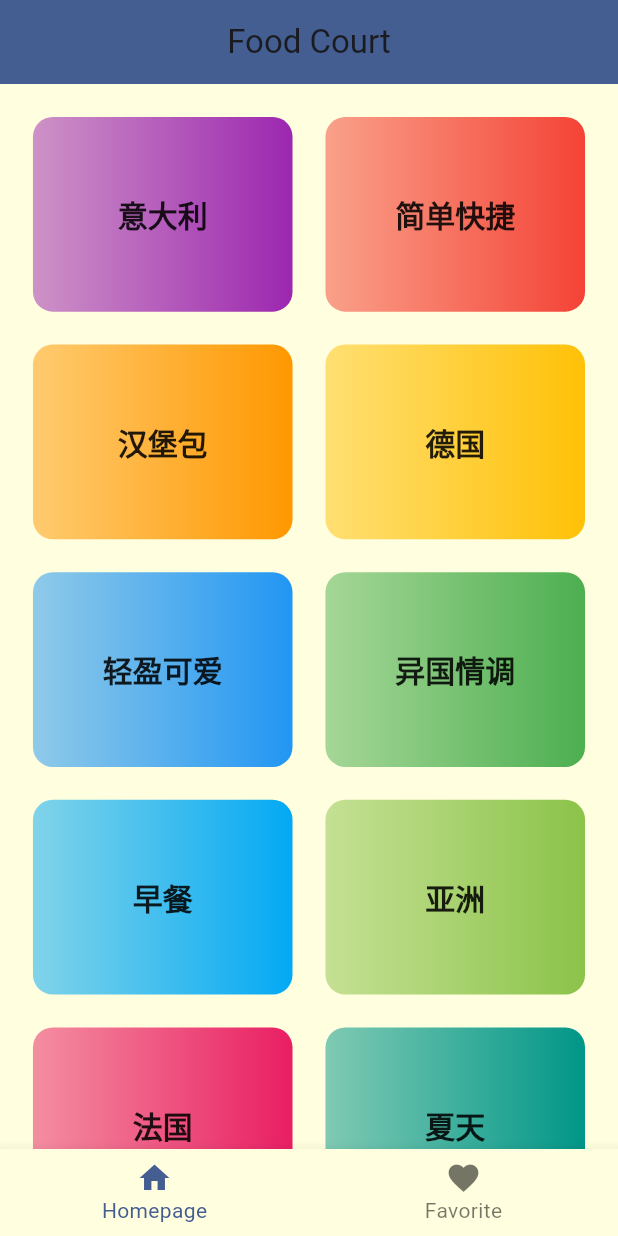
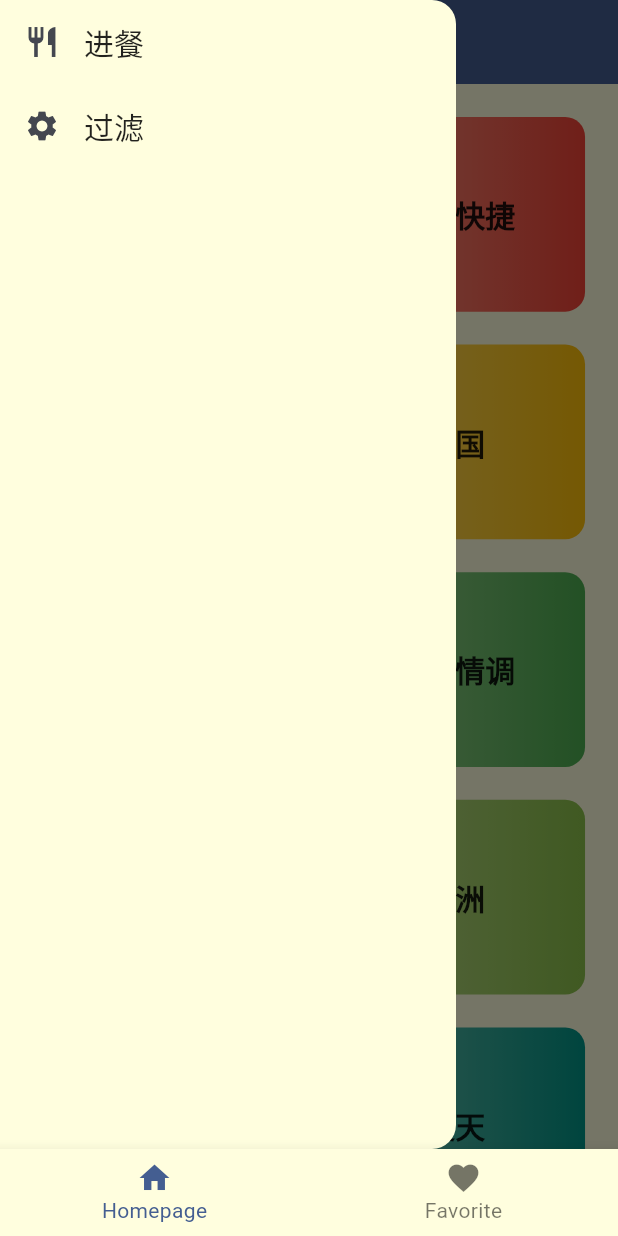
Before and after one commit to yuunik/food_court, a Flutter app: the screen it shows after launch, with the side drawer open (before the commit the screen has no drawer), on a phone screen of 412 x 824 dp. Run offline on Flutter 3.47's test engine with Material 3 defaults, Android fonts, the light colour scheme and no system bars; our stand-ins replace dio; network calls fail.

Commit message:
feat: Drawer 页渲染完成。

```diff
--- a/lib/ui/pages/home/home.dart
+++ b/lib/ui/pages/home/home.dart
@@ -1,6 +1,7 @@
 import 'package:flutter/material.dart';
 
 import 'package:food_court/ui/pages/home/home_content.dart';
+import 'package:food_court/ui/pages/home/home_drawer.dart';
 import 'package:food_court/ui/widgets/chorria_style_app.dart';
 
 class HomePage extends StatelessWidget {
@@ -13,6 +14,7 @@ class HomePage extends StatelessWidget {
   Widget build(BuildContext context) {
     return ChorriaStyleApp(
       title: "Food Court",
+      drawer: const HomeDrawer(),
       child: const HomeContent(),
     );
   }
--- /dev/null
+++ b/lib/ui/pages/home/home_drawer.dart
@@ -0,0 +1,63 @@
+import 'package:flutter/material.dart';
+import 'package:food_court/ui/shared/size_fit.dart';
+
+class HomeDrawer extends StatelessWidget {
+  const HomeDrawer({super.key});
+
+  @override
+  Widget build(BuildContext context) {
+    return Drawer(
+      backgroundColor: Theme.of(context).canvasColor,
+      child: Column(
+        children: [
+          buildDrawerHeader(context),
+          buildDrawerTile(
+            context: context,
+            leading: const Icon(Icons.restaurant),
+            title: "进餐",
+            handleTap: () {
+              Navigator.of(context).pop();
+            }
+          ),
+          buildDrawerTile(
+            context: context,
+            leading: const Icon(Icons.settings),
+            title: "过滤",
+            handleTap: () {
+              Navigator.of(context).pop();
+            }
+          )
+        ],
+      ),
+    );
+  }
+
+  // 构建 DrawerHeader
+  Widget buildDrawerHeader(BuildContext context) {
+    return Container(
+      width: double.infinity,
+      height: SizeFit.statusBarHeight,
+      color: Theme.of(context).colorScheme.secondary,
+      alignment: const Alignment(0, 0.3),
+      child: Text(
+          "开始动手",
+          style: Theme.of(context).textTheme.displayLarge!.copyWith(
+              fontWeight: FontWeight.bold,
+              fontSize: 40
+          )
+      ),
+    );
+  }
+
+  // 构建 DrawerTile
+  Widget buildDrawerTile({required BuildContext context, required Widget leading, required String title, required handleTap}) {
+    return ListTile(
+      leading: leading,
+      title: Text(
+        title,
+        style: Theme.of(context).textTheme.displayMedium,
+      ),
+      onTap: handleTap,
+    );
+  }
+}
--- a/lib/ui/widgets/chorria_style_app.dart
+++ b/lib/ui/widgets/chorria_style_app.dart
@@ -4,11 +4,14 @@ class ChorriaStyleApp extends StatelessWidget {
   final String title;
   final Widget child;
   final Widget? floatingActionButton;
+  // 侧边栏
+  final Widget? drawer;
 
   ChorriaStyleApp({
     required this.title,
     required this.child,
     this.floatingActionButton,
+    this.drawer,
     super.key
   });
 
@@ -23,6 +26,7 @@ class ChorriaStyleApp extends StatelessWidget {
       backgroundColor: Theme.of(context).canvasColor,
       body: child,
       floatingActionButton: floatingActionButton,
+      drawer: drawer,
     );
   }
 }
```
